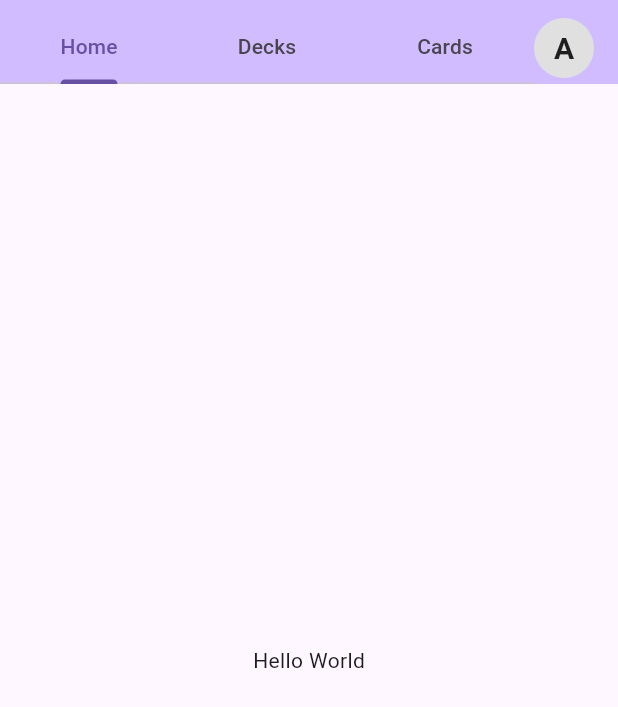
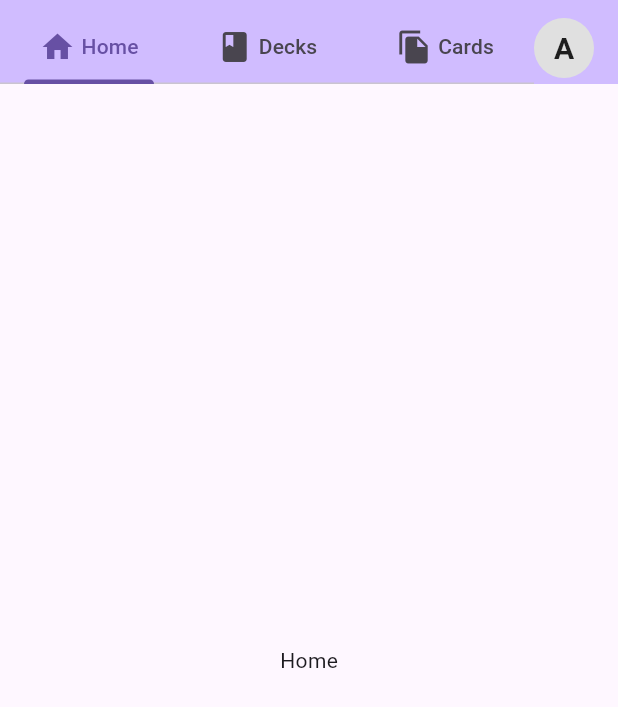
Before and after one commit to curtis-clement/study_app, a Flutter app: the screen it shows after launch, on a phone screen of 412 x 824 dp. Shown: the top 707 px of the screen. Run offline on Flutter 3.47's test engine with Material 3 defaults, Android fonts, the phone set to English and light mode, and no system bars.

Commit message:
add multiple screens, hook up with tabs, and adjust styling and icons

```diff
--- a/lib/main.dart
+++ b/lib/main.dart
@@ -1,5 +1,5 @@
 import 'package:flutter/material.dart';
-import 'package:study_app/screens/home_screen.dart';
+import 'package:study_app/screens/main_screen.dart';
 
 void main() => runApp(MyApp());
 
@@ -14,7 +14,7 @@ class MyApp extends StatelessWidget {
         useMaterial3: true,
         primarySwatch: Colors.green,
       ),
-      home: HomeScreen(),
+      home: MainScreen(),
     );
   }
 }
--- /dev/null
+++ b/lib/screens/cards_screen.dart
@@ -0,0 +1,12 @@
+import 'package:flutter/material.dart';
+
+class CardsScreen extends StatelessWidget {
+  const CardsScreen({super.key});
+
+  @override
+  Widget build(BuildContext context) {
+    return Scaffold(
+      body: Center(child: Text('Cards')),
+    );
+  }
+}
--- /dev/null
+++ b/lib/screens/decks_screen.dart
@@ -0,0 +1,10 @@
+import 'package:flutter/material.dart';
+
+class DecksScreen extends StatelessWidget {
+  const DecksScreen({super.key});
+
+  @override
+  Widget build(BuildContext context) {
+    return Scaffold(body: Center(child: Text('Decks')));
+  }
+}
--- a/lib/screens/home_screen.dart
+++ b/lib/screens/home_screen.dart
@@ -1,63 +1,10 @@
 import 'package:flutter/material.dart';
 
 class HomeScreen extends StatelessWidget {
-  HomeScreen({super.key});
-
-  final List<Map<String, Object>> tabs = [
-    {
-      'title': 'Home',
-      'icon': Icons.home,
-    },
-    {
-      'title': 'Decks',
-      'icon': Icons.book,
-    },
-    {
-      'title': 'Cards',
-      'icon': Icons.card_giftcard,
-    },
-  ];
+  const HomeScreen({super.key});
 
   @override
   Widget build(BuildContext context) {
-    return DefaultTabController(
-      length: tabs.length,
-      child: Scaffold(
-        appBar: AppBar(
-          toolbarHeight: 0,
-          bottom: PreferredSize(
-            preferredSize: Size.fromHeight(kToolbarHeight),
-            child: Row(
-              children: [
-                Expanded(
-                  child: TabBar(
-                    tabs: tabs.map((tab) => Tab(text: tab['title'] as String)).toList(),
-                  ),
-                ),
-                Padding(
-                  padding: EdgeInsets.only(right: 16),
-                  child: CircleAvatar(
-                    radius: 20,
-                    backgroundColor: Colors.grey[300],
-                    child: Text(
-                      'A',
-                      style: TextStyle(
-                        fontSize: 20,
-                        color: Colors.black87,
-                        fontWeight: FontWeight.bold,
-                      ),
-                    ),
-                  ),
-                ),
-              ],
-            ),
-          ),
-          backgroundColor: Theme.of(context).colorScheme.inversePrimary,
-        ),
-        body: Center(
-          child: Text('Hello World'),
-        ),
-      ),
-    );
+    return Scaffold(body: Center(child: Text('Home')));
   }
 }
--- /dev/null
+++ b/lib/screens/main_screen.dart
@@ -0,0 +1,80 @@
+import 'package:flutter/material.dart';
+import 'package:study_app/screens/cards_screen.dart';
+import 'package:study_app/screens/decks_screen.dart';
+import 'package:study_app/screens/home_screen.dart';
+
+class MainScreen extends StatelessWidget {
+  MainScreen({super.key});
+
+  final List<Map<String, Object>> tabs = [
+    {
+      'title': 'Home',
+      'icon': Icons.home,
+      'screen': HomeScreen(),
+    },
+    {
+      'title': 'Decks',
+      'icon': Icons.book,
+      'screen': DecksScreen(),
+    },
+    {
+      'title': 'Cards',
+      'icon': Icons.file_copy,
+      'screen': CardsScreen(),
+    },
+  ];
+
+  @override
+  Widget build(BuildContext context) {
+    return DefaultTabController(
+      length: tabs.length,
+      child: Scaffold(
+        appBar: AppBar(
+          toolbarHeight: 0,
+          bottom: PreferredSize(
+            preferredSize: Size.fromHeight(kToolbarHeight),
+            child: Row(
+              children: [
+                Expanded(
+                  child: TabBar(
+                    tabs: tabs
+                        .map((tab) => Tab(
+                              child: Row(
+                                mainAxisAlignment: MainAxisAlignment.center,
+                                children: [
+                                  Icon(tab['icon'] as IconData),
+                                  SizedBox(width: 4),
+                                  Text(tab['title'] as String),
+                                ],
+                              ),
+                            ))
+                        .toList(),
+                  ),
+                ),
+                Padding(
+                  padding: EdgeInsets.only(right: 16),
+                  child: CircleAvatar(
+                    radius: 20,
+                    backgroundColor: Colors.grey[300],
+                    child: Text(
+                      'A',
+                      style: TextStyle(
+                        fontSize: 20,
+                        color: Colors.black87,
+                        fontWeight: FontWeight.bold,
+                      ),
+                    ),
+                  ),
+                ),
+              ],
+            ),
+          ),
+          backgroundColor: Theme.of(context).colorScheme.inversePrimary,
+        ),
+        body: TabBarView(
+          children: tabs.map((tab) => tab['screen'] as Widget).toList(),
+        ),
+      ),
+    );
+  }
+}
```
